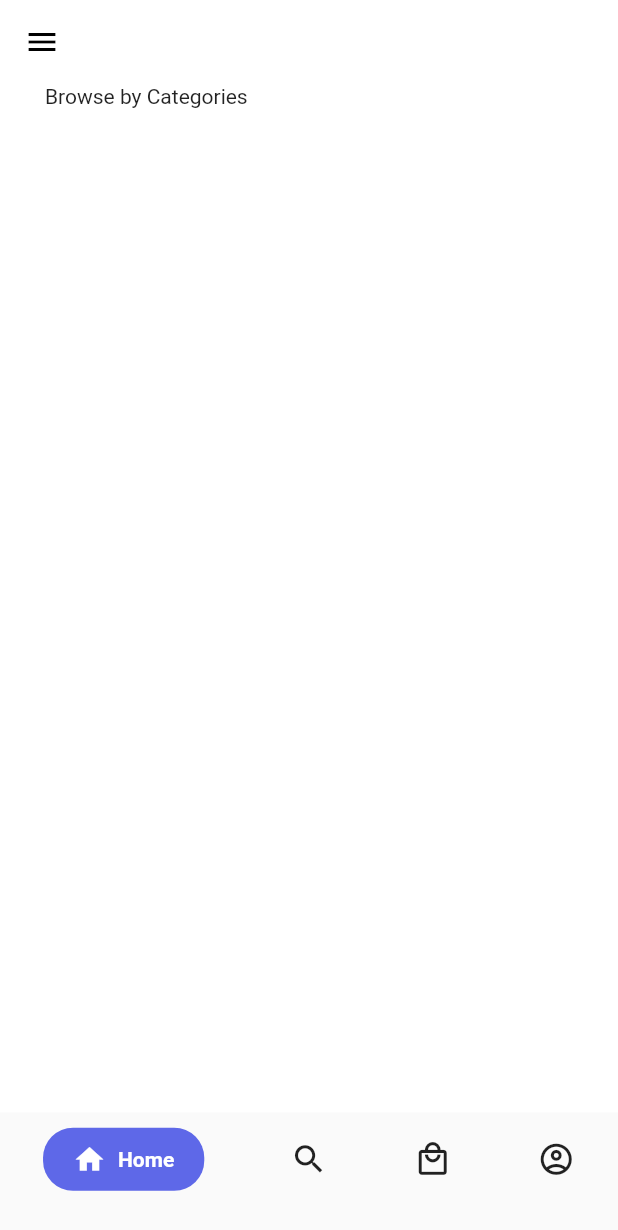
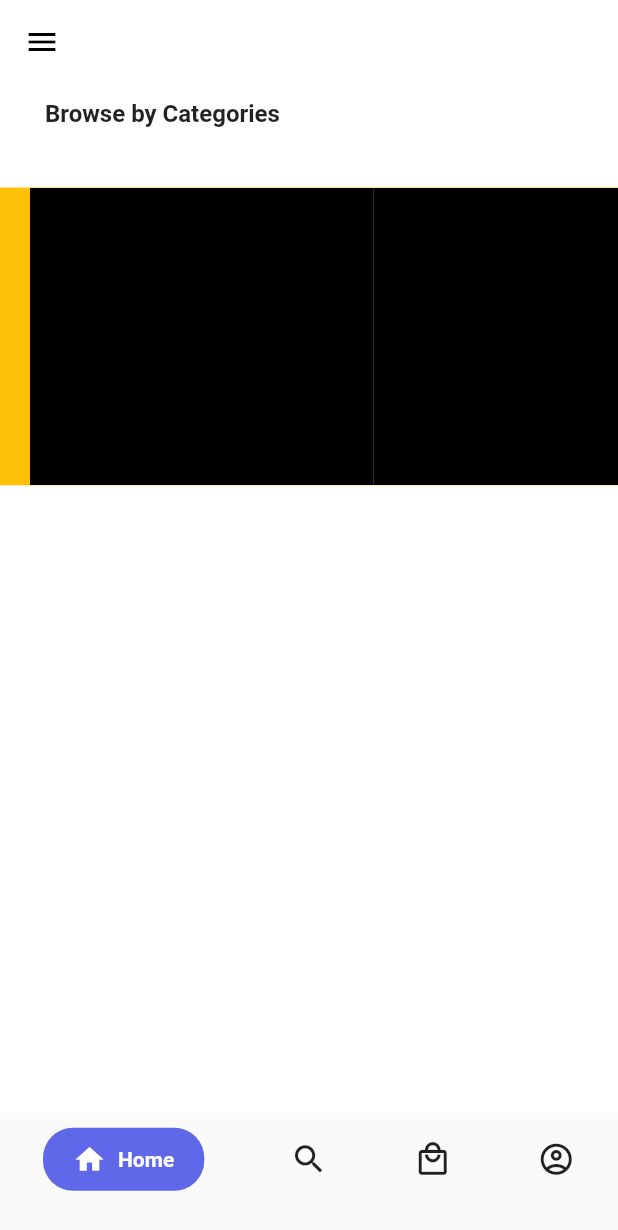
Before and after one commit to ariscybertech/aris_sneakers_shop, a Flutter app: the screen it shows after launch, on a phone screen of 412 x 824 dp. Shown: the top 1230 px of the screen. Run offline on Flutter 3.47's test engine with Material 2 defaults, Android fonts, the phone set to English and light mode, and no system bars.

Commit message:
Version 1.0.0+7

```diff
--- a/lib/pages/home_page.dart
+++ b/lib/pages/home_page.dart
@@ -24,10 +24,32 @@ class HomePage extends StatelessWidget {
             child: Column(
               crossAxisAlignment: CrossAxisAlignment.start,
               children: [
+                SizedBox(height: 10),
                 Padding(
                   padding: const EdgeInsets.only(left: 30),
-                  child: Text('Browse by Categories'),
+                  child: Text(
+                    'Browse by Categories',
+                    style: TextStyle(
+                      fontSize: 16,
+                      fontWeight: FontWeight.bold,
+                    ),
+                  ),
                 ),
+                SizedBox(height: 40),
+                Container(
+                  color: Colors.amber,
+                  height: MediaQuery.of(context).size.height / 4.15,
+                  child: ListView.builder(
+                    padding: EdgeInsets.symmetric(horizontal: 20),
+                    scrollDirection: Axis.horizontal,
+                    itemCount: 10,
+                    itemBuilder: (context, index) {
+                    return Container(
+                      color: Colors.black,
+                      width: MediaQuery.of(context).size.width / 1.8,
+                    );
+                  }),
+                )
               ],
             ),
           ),
```
